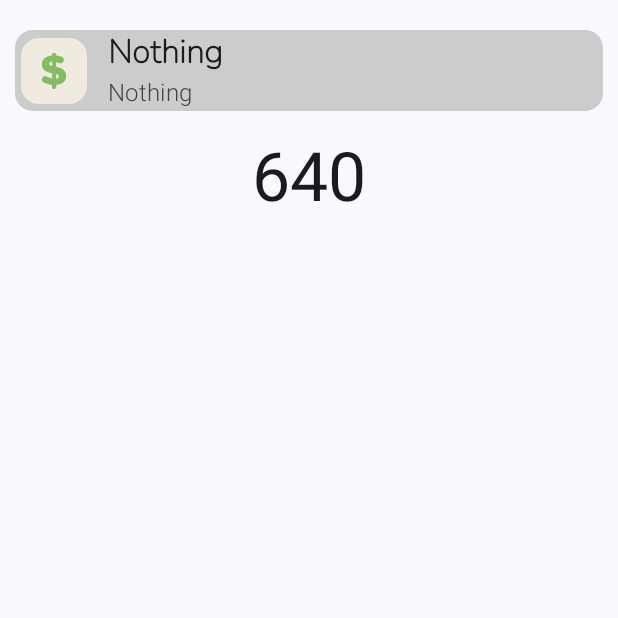
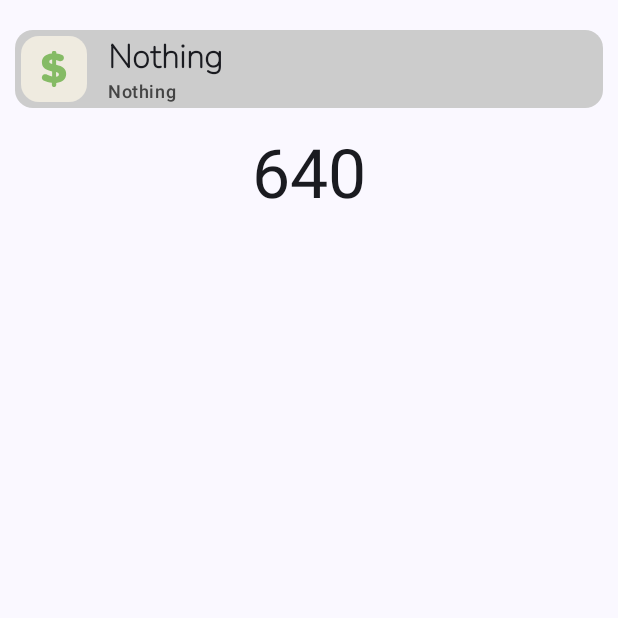
Before and after one commit to lexusshatov/Wallet, an Android app built with Jetpack Compose: the screen it shows after launch (MainActivity), on a phone screen of 412 x 824 dp, the top half of it. Run offline under Robolectric (Android 15) with nearby library versions, the phone set to English and light mode, and no system bars; libraries missing offline, so code that uses them is left out: com.jakewharton.retrofit2; network calls fail; 1 statement that could not run was skipped.

Commit message:
Design coins screen

```diff
--- a/app/src/main/java/com/mouse/wallet/ui/screen/coins/CurrencyScreen.kt
+++ b/app/src/main/java/com/mouse/wallet/ui/screen/coins/CurrencyScreen.kt
@@ -88,9 +88,9 @@ fun CurrencyCard(currency: Currency) {
                 )
                 Text(
                     text = currency.toString(),
-                    style = MaterialTheme.typography.titleMedium,
+                    style = MaterialTheme.typography.bodySmall,
                     color = Color.DarkGray,
-                    fontWeight = FontWeight.Light
+                    fontWeight = FontWeight.SemiBold
                 )
             }
         }
```
